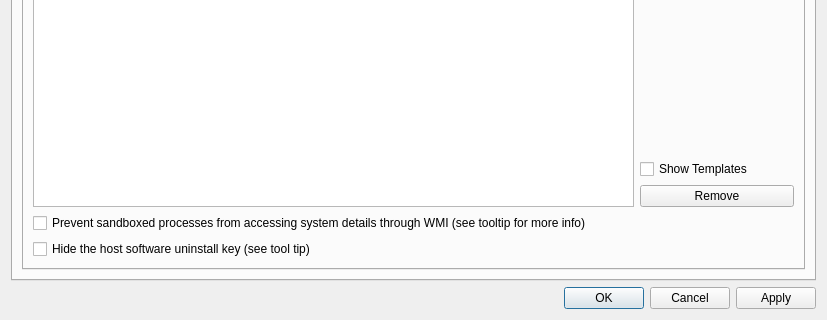
Before: the Qt Designer form SandboxiePlus/SandMan/Forms/OptionsWindow.ui in sandboxie-plus/Sandboxie, drawn with Qt 5; both pictures show x 0 to 827 and y 235 to 555 of the 827 by 555 pixel window.
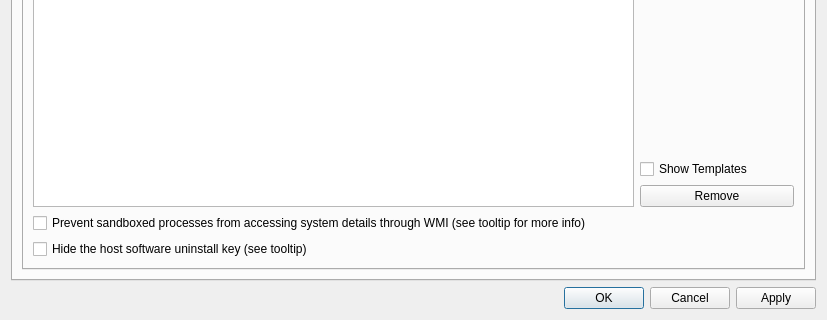
After: the same form once the commit is applied.

Diff of the .ui file:
```diff
--- a/SandboxiePlus/SandMan/Forms/OptionsWindow.ui
+++ b/SandboxiePlus/SandMan/Forms/OptionsWindow.ui
@@ -4995,7 +4995,7 @@
                 <string>This option hides the registry path *\Software*\Microsoft\Windows\CurrentVersion\Uninstall\*, allowing software installed on the host to be reinstalled in the sandbox. However, it does not hide software-specific files and folders. If the installer still encounters issues, you will need to define custom WriteFilePath entries to hide the relevant files on disk.</string>
                </property>
                <property name="text">
-                <string>Hide the host software uninstall key (see tool tip)</string>
+                <string>Hide the host software uninstall key (see tooltip)</string>
                </property>
               </widget>
              </item>
```
